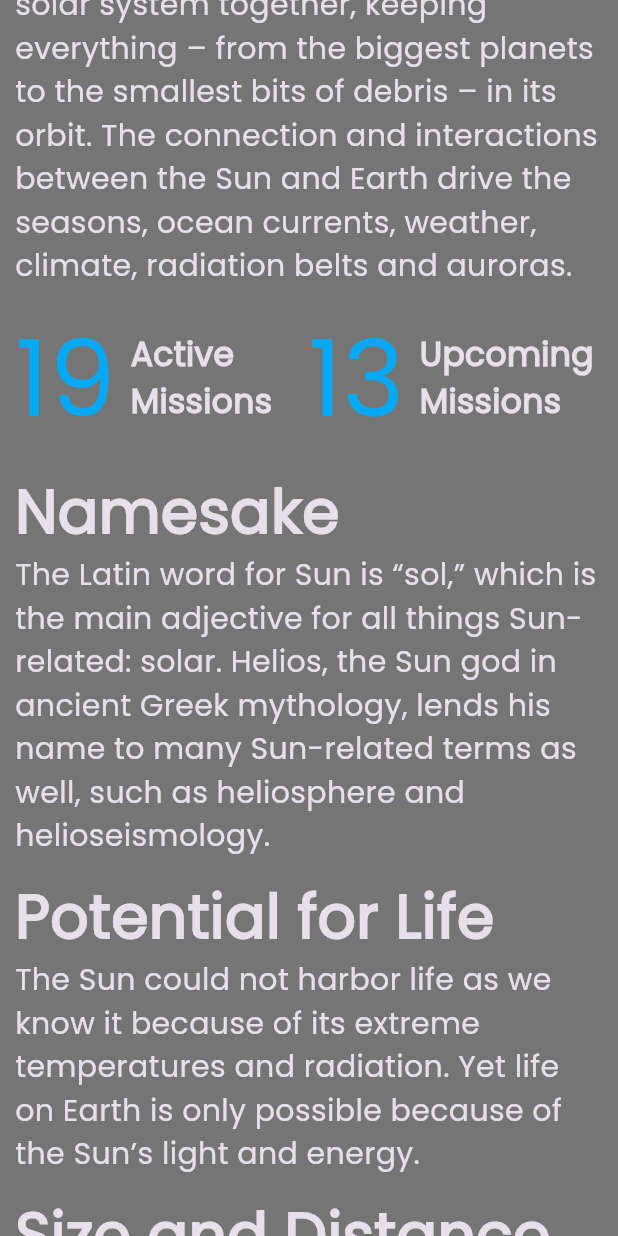
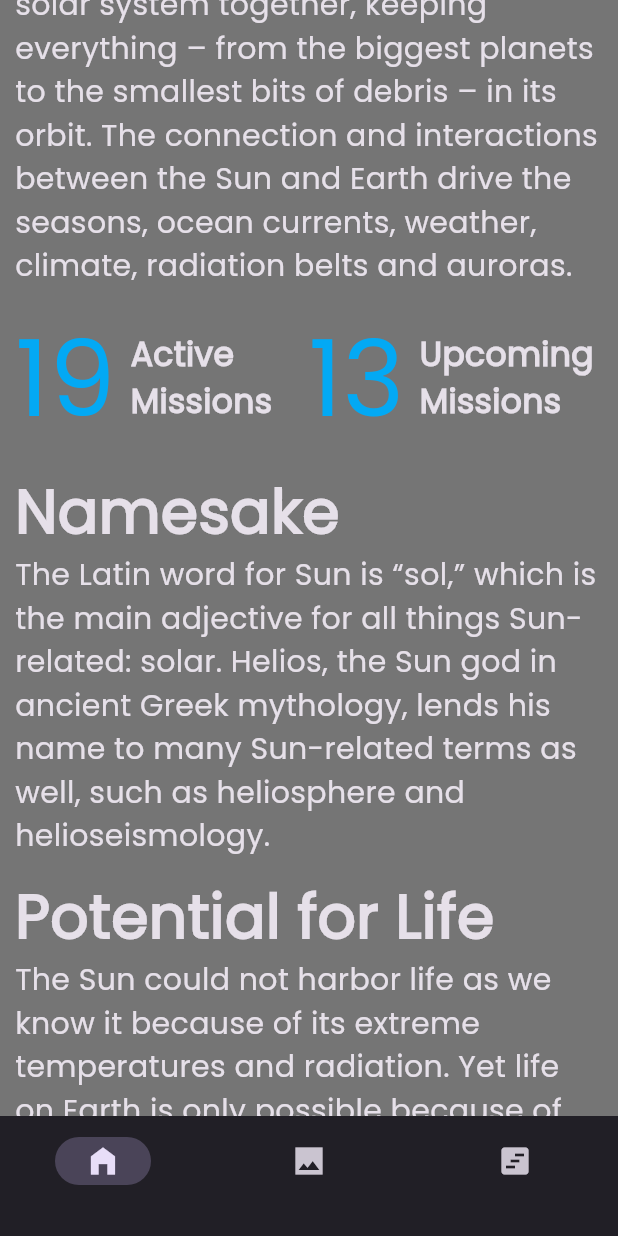
Before and after one commit to Saidakbar23/solar_system_explorer, a Flutter app: the SunPage screen opened by its route, scrolled down 576 dp, on a phone screen of 412 x 824 dp. Run offline on Flutter 3.47's test engine with Material 3 defaults, Android fonts, the phone set to English and light mode, and no system bars.

Commit message:
workin on navbar for mercury

```diff
--- a/lib/main.dart
+++ b/lib/main.dart
@@ -5,7 +5,7 @@ import 'package:solar_system_explorer/screens/planets/mars_page.dart';
 import 'package:solar_system_explorer/screens/planets/mercury_page.dart';
 import 'package:solar_system_explorer/screens/planets/neptune_page.dart';
 import 'package:solar_system_explorer/screens/planets/saturn_page.dart';
-import 'package:solar_system_explorer/screens/planets/sun_page.dart';
+import 'package:solar_system_explorer/screens/planets/sun/sun_page.dart';
 import 'package:solar_system_explorer/screens/planets/uranus_page.dart';
 import 'package:solar_system_explorer/screens/planets/venus_page.dart';
 import 'screens/image_carousel.dart';
--- a/lib/screens/image_carousel.dart
+++ b/lib/screens/image_carousel.dart
@@ -5,7 +5,7 @@ import 'package:solar_system_explorer/screens/planets/mars_page.dart';
 import 'package:solar_system_explorer/screens/planets/mercury_page.dart';
 import 'package:solar_system_explorer/screens/planets/neptune_page.dart';
 import 'package:solar_system_explorer/screens/planets/saturn_page.dart';
-import 'package:solar_system_explorer/screens/planets/sun_page.dart';
+import 'package:solar_system_explorer/screens/planets/sun/sun_page.dart';
 import 'package:solar_system_explorer/screens/planets/uranus_page.dart';
 import 'package:solar_system_explorer/screens/planets/venus_page.dart';
 import '../components/carousel components/carousel_item.dart';
--- a/lib/screens/image_gallery.dart
+++ /dev/null
@@ -1,54 +0,0 @@
-import 'package:flutter/material.dart';
-import 'package:flutter_staggered_grid_view/flutter_staggered_grid_view.dart';
-import '../data/sun_data.dart';
-import 'detail_page.dart';
-
-class ImageGallery extends StatefulWidget {
-  const ImageGallery({super.key});
-
-  @override
-  State<ImageGallery> createState() => _ImageGalleryState();
-}
-
-class _ImageGalleryState extends State<ImageGallery> {
-  @override
-  Widget build(BuildContext context) {
-    return Scaffold(
-      body: Padding(
-        padding: const EdgeInsets.all(10.0),
-        child: MasonryGridView.count(
-          crossAxisCount: 2,
-          mainAxisSpacing: 8,
-          crossAxisSpacing: 8,
-          itemCount: images.length,
-          itemBuilder: (context, index) {
-            return Column(
-              children: [
-                ClipRRect(
-                  borderRadius: BorderRadius.circular(15),
-                  child: GestureDetector(
-                    onTap: () {
-                      setState(() {
-                        Navigator.push(
-                          context,
-                          MaterialPageRoute(
-                            builder: (context) =>
-                                DetailPage(imagePath: images[index]),
-                          ),
-                        );
-                      });
-                    },
-                    child: Image.asset(
-                      images[index],
-                      fit: BoxFit.cover,
-                    ),
-                  ),
-                ),
-              ],
-            );
-          },
-        ),
-      ),
-    );
-  }
-}
--- a/lib/screens/information_page.dart
+++ b/lib/screens/information_page.dart
@@ -1,6 +1,6 @@
 import 'package:flutter/material.dart';
-import 'image_gallery.dart';
-import 'planets/sun_page.dart';
+import 'planets/sun/image_gallery.dart';
+import 'planets/sun/sun_page.dart';
 
 class InformationPage extends StatefulWidget {
   const InformationPage({super.key, required this.planet});
@@ -39,7 +39,7 @@ class _SunPageState extends State<InformationPage> {
           });
         },
         selectedIndex: selectedPageIndex,
-        destinations: [
+        destinations: const [
           NavigationDestination(
             icon: Icon(Icons.home_filled),
             label: '',
@@ -57,151 +57,3 @@ class _SunPageState extends State<InformationPage> {
     );
   }
 }
-
-// class PageContent extends StatelessWidget {
-//   const PageContent({super.key, required this.planet});
-//
-//   final String? planet;
-//
-//   @override
-//   Widget build(BuildContext context) {
-//     return GestureDetector(
-//       onVerticalDragDown: (DragDownDetails) {
-//         // Navigator.pop(context);
-//       },
-//       child: SafeArea(
-//         child: ListView(
-//           padding: EdgeInsets.symmetric(horizontal: 10.0, vertical: 20.0),
-//           children: [
-//             Text(
-//               'The $planet',
-//               textAlign: TextAlign.center,
-//               style: TextStyle(
-//                 fontSize: 50.0,
-//                 fontFamily: 'Angora',
-//               ),
-//             ),
-//             Text(
-//               information[0],
-//               style: TextStyle(
-//                 fontSize: 25.0,
-//                 fontFamily: 'Poppins',
-//               ),
-//             ),
-//             SizedBox(
-//               height: 400.0,
-//               child: Image.asset(
-//                 'images/$planet.png',
-//               ),
-//             ),
-//             Text(
-//               information[1],
-//               style: TextStyle(
-//                 fontSize: 25.0,
-//                 fontFamily: 'Poppins',
-//               ),
-//             ),
-//             SizedBox(
-//               height: 10,
-//             ),
-//             Row(
-//               mainAxisAlignment: MainAxisAlignment.spaceBetween,
-//               children: [
-//                 Row(
-//                   children: [
-//                     Text(
-//                       missions[0],
-//                       style: TextStyle(
-//                         fontSize: 70,
-//                         color: Colors.lightBlue,
-//                       ),
-//                     ),
-//                     SizedBox(
-//                       width: 10,
-//                     ),
-//                     Text(
-//                       'Active \nMissions',
-//                       style: TextStyle(
-//                         fontSize: 22,
-//                         fontWeight: FontWeight.w600,
-//                       ),
-//                     ),
-//                   ],
-//                 ),
-//                 Row(
-//                   children: [
-//                     Text(
-//                       missions[1],
-//                       style: TextStyle(
-//                         fontSize: 70,
-//                         color: Colors.lightBlue,
-//                       ),
-//                     ),
-//                     SizedBox(
-//                       width: 10,
-//                     ),
-//                     Text(
-//                       'Upcoming \nMissions',
-//                       style: TextStyle(
-//                         fontSize: 22,
-//                         fontWeight: FontWeight.w600,
-//                       ),
-//                     ),
-//                   ],
-//                 ),
-//               ],
-//             ),
-//             SizedBox(
-//               height: 10.0,
-//             ),
-//             Text(
-//               'How Big Is The $planet?',
-//               style: TextStyle(
-//                 fontSize: 35.0,
-//                 fontWeight: FontWeight.w700,
-//                 fontFamily: 'Poppins',
-//               ),
-//             ),
-//             Text(
-//               information[2],
-//               style: TextStyle(
-//                 fontSize: 20.0,
-//                 fontFamily: 'Poppins',
-//               ),
-//             ),
-//             Text(
-//               'How Hot Is The $planet?',
-//               style: TextStyle(
-//                 fontSize: 35.0,
-//                 fontWeight: FontWeight.w700,
-//                 fontFamily: 'Poppins',
-//               ),
-//             ),
-//             Text(
-//               information[3],
-//               style: TextStyle(
-//                 fontSize: 20.0,
-//                 fontFamily: 'Poppins',
-//               ),
-//             ),
-//             Text(
-//               'When will the Sun explode?',
-//               style: TextStyle(
-//                 fontSize: 35.0,
-//                 fontWeight: FontWeight.w700,
-//                 fontFamily: 'Poppins',
-//               ),
-//             ),
-//             Text(
-//               information[4],
-//               style: TextStyle(
-//                 fontSize: 20.0,
-//                 fontFamily: 'Poppins',
-//               ),
-//             ),
-//           ],
-//         ),
-//       ),
-//     );
-//   }
-// }
--- /dev/null
+++ b/lib/screens/planets/sun/image_gallery.dart
@@ -0,0 +1,56 @@
+import 'package:flutter/material.dart';
+import 'package:flutter_staggered_grid_view/flutter_staggered_grid_view.dart';
+import '../../../data/sun_data.dart';
+import '../../detail_page.dart';
+
+class ImageGallery extends StatefulWidget {
+  const ImageGallery({super.key});
+
+  @override
+  State<ImageGallery> createState() => _ImageGalleryState();
+}
+
+class _ImageGalleryState extends State<ImageGallery> {
+  @override
+  Widget build(BuildContext context) {
+    return Scaffold(
+      body: SafeArea(
+        child: Padding(
+          padding: const EdgeInsets.all(10.0),
+          child: MasonryGridView.count(
+            crossAxisCount: 2,
+            mainAxisSpacing: 8,
+            crossAxisSpacing: 8,
+            itemCount: images.length,
+            itemBuilder: (context, index) {
+              return Column(
+                children: [
+                  ClipRRect(
+                    borderRadius: BorderRadius.circular(15),
+                    child: GestureDetector(
+                      onTap: () {
+                        setState(() {
+                          Navigator.push(
+                            context,
+                            MaterialPageRoute(
+                              builder: (context) =>
+                                  DetailPage(imagePath: images[index]),
+                            ),
+                          );
+                        });
+                      },
+                      child: Image.asset(
+                        images[index],
+                        fit: BoxFit.cover,
+                      ),
+                    ),
+                  ),
+                ],
+              );
+            },
+          ),
+        ),
+      ),
+    );
+  }
+}
--- /dev/null
+++ b/lib/screens/planets/sun/location.dart
@@ -0,0 +1,19 @@
+import 'package:flutter/material.dart';
+
+class Location extends StatelessWidget {
+  const Location({super.key});
+
+  @override
+  Widget build(BuildContext context) {
+    return Scaffold(
+      body: Center(
+        child: Text(
+          '3 page',
+          style: TextStyle(
+            fontSize: 50.0,
+          ),
+        ),
+      ),
+    );
+  }
+}
--- /dev/null
+++ b/lib/screens/planets/sun/sun_page.dart
@@ -0,0 +1,245 @@
+import 'package:flutter/material.dart';
+import 'package:solar_system_explorer/screens/planets/sun/location.dart';
+import '../../../data/sun_data.dart';
+import 'image_gallery.dart';
+
+class SunPage extends StatefulWidget {
+  static const String id = 'Sun Page';
+  const SunPage({super.key});
+
+  @override
+  State<SunPage> createState() => _SunPageState();
+}
+
+class _SunPageState extends State<SunPage> {
+  final List<Widget> pages = [
+    Content(),
+    ImageGallery(),
+    Location(),
+  ];
+
+  int selectedPageIndex = 0;
+
+  @override
+  Widget build(BuildContext context) {
+    return Scaffold(
+      body: pages[selectedPageIndex],
+      bottomNavigationBar: NavigationBar(
+        onDestinationSelected: (int index) {
+          setState(() {
+            selectedPageIndex = index;
+          });
+        },
+        selectedIndex: selectedPageIndex,
+        destinations: const [
+          NavigationDestination(
+            icon: Icon(Icons.home_filled),
+            label: '',
+          ),
+          NavigationDestination(
+            icon: Icon(Icons.image_sharp),
+            label: '',
+          ),
+          NavigationDestination(
+            icon: Icon(Icons.view_timeline),
+            label: '',
+          ),
+        ],
+      ),
+    );
+  }
+}
+
+class Content extends StatelessWidget {
+  const Content({super.key});
+
+  @override
+  Widget build(BuildContext context) {
+    return SafeArea(
+      child: ListView(
+        padding: EdgeInsets.symmetric(horizontal: 10.0, vertical: 20.0),
+        children: [
+          Text(
+            'The Sun',
+            textAlign: TextAlign.center,
+            style: TextStyle(
+              fontSize: 50.0,
+              fontFamily: 'Angora',
+            ),
+          ),
+          Text(
+            information[0],
+            style: TextStyle(
+              fontSize: 20.0,
+              fontFamily: 'Poppins',
+            ),
+          ),
+          SizedBox(
+            height: 300.0,
+            child: Image.asset(
+              'images/sun.png',
+            ),
+          ),
+          Text(
+            information[1],
+            style: TextStyle(
+              fontSize: 20.0,
+              fontFamily: 'Poppins',
+            ),
+          ),
+          SizedBox(
+            height: 10,
+          ),
+          Row(
+            mainAxisAlignment: MainAxisAlignment.spaceBetween,
+            children: [
+              Row(
+                children: [
+                  Text(
+                    missions[0],
+                    style: TextStyle(
+                      fontSize: 70,
+                      color: Colors.lightBlue,
+                      fontFamily: 'Poppins',
+                    ),
+                  ),
+                  SizedBox(
+                    width: 10,
+                  ),
+                  Text(
+                    'Active \nMissions',
+                    style: TextStyle(
+                      fontSize: 22,
+                      fontWeight: FontWeight.w600,
+                      fontFamily: 'Poppins',
+                    ),
+                  ),
+                ],
+              ),
+              Row(
+                children: [
+                  Text(
+                    missions[1],
+                    style: TextStyle(
+                      fontSize: 70,
+                      color: Colors.lightBlue,
+                      fontFamily: 'Poppins',
+                    ),
+                  ),
+                  SizedBox(
+                    width: 10,
+                  ),
+                  Text(
+                    'Upcoming \nMissions',
+                    style: TextStyle(
+                      fontSize: 22,
+                      fontWeight: FontWeight.w600,
+                      fontFamily: 'Poppins',
+                    ),
+                  ),
+                ],
+              ),
+            ],
+          ),
+          SizedBox(
+            height: 10.0,
+          ),
+          Text(
+            'Namesake',
+            style: TextStyle(
+              fontSize: 40.0,
+              fontWeight: FontWeight.w800,
+              fontFamily: 'Poppins',
+            ),
+          ),
+          Text(
+            information[2],
+            style: TextStyle(
+              fontSize: 20.0,
+              fontFamily: 'Poppins',
+            ),
+          ),
+          SizedBox(
+            height: 10.0,
+          ),
+          Text(
+            'Potential for Life',
+            style: TextStyle(
+              fontSize: 40.0,
+              fontWeight: FontWeight.w800,
+              fontFamily: 'Poppins',
+            ),
+          ),
+          Text(
+            information[3],
+            style: TextStyle(
+              fontSize: 20.0,
+              fontFamily: 'Poppins',
+            ),
+          ),
+          SizedBox(
+            height: 10.0,
+          ),
+          Text(
+            'Size and Distance',
+            style: TextStyle(
+              fontSize: 40.0,
+              fontWeight: FontWeight.w800,
+              fontFamily: 'Poppins',
+            ),
+          ),
+          Text(
+            information[4],
+            style: TextStyle(
+              fontSize: 20.0,
+              fontFamily: 'Poppins',
+            ),
+          ),
+          SizedBox(
+            height: 10.0,
+          ),
+          Text(
+            'Orbit and Rotation',
+            style: TextStyle(
+              fontSize: 40.0,
+              fontWeight: FontWeight.w800,
+              fontFamily: 'Poppins',
+            ),
+          ),
+          Text(
+            information[5],
+            style: TextStyle(
+              fontSize: 20.0,
+              fontFamily: 'Poppins',
+            ),
+          ),
+          SizedBox(
+            height: 400.0,
+            child: Image.asset(
+              'images/sun_gallery/sun.png',
+              fit: BoxFit.cover,
+            ),
+          ),
+          SizedBox(
+            height: 10.0,
+          ),
+          Text(
+            'Formation',
+            style: TextStyle(
+              fontSize: 40.0,
+              fontWeight: FontWeight.w800,
+              fontFamily: 'Poppins',
+            ),
+          ),
+          Text(
+            information[6],
+            style: TextStyle(
+              fontSize: 20.0,
+              fontFamily: 'Poppins',
+            ),
+          ),
+        ],
+      ),
+    );
+  }
+}
--- a/lib/screens/planets/sun_page.dart
+++ /dev/null
@@ -1,199 +0,0 @@
-import 'package:flutter/material.dart';
-import '../../data/sun_data.dart';
-
-class SunPage extends StatelessWidget {
-  static const String id = 'Sun Page';
-  const SunPage({super.key});
-
-  @override
-  Widget build(BuildContext context) {
-    return Scaffold(
-      body: SafeArea(
-        child: ListView(
-          padding: EdgeInsets.symmetric(horizontal: 10.0, vertical: 20.0),
-          children: [
-            Text(
-              'The Sun',
-              textAlign: TextAlign.center,
-              style: TextStyle(
-                fontSize: 50.0,
-                fontFamily: 'Angora',
-              ),
-            ),
-            Text(
-              information[0],
-              style: TextStyle(
-                fontSize: 20.0,
-                fontFamily: 'Poppins',
-              ),
-            ),
-            SizedBox(
-              height: 300.0,
-              child: Image.asset(
-                'images/sun.png',
-              ),
-            ),
-            Text(
-              information[1],
-              style: TextStyle(
-                fontSize: 20.0,
-                fontFamily: 'Poppins',
-              ),
-            ),
-            SizedBox(
-              height: 10,
-            ),
-            Row(
-              mainAxisAlignment: MainAxisAlignment.spaceBetween,
-              children: [
-                Row(
-                  children: [
-                    Text(
-                      missions[0],
-                      style: TextStyle(
-                        fontSize: 70,
-                        color: Colors.lightBlue,
-                        fontFamily: 'Poppins',
-                      ),
-                    ),
-                    SizedBox(
-                      width: 10,
-                    ),
-                    Text(
-                      'Active \nMissions',
-                      style: TextStyle(
-                        fontSize: 22,
-                        fontWeight: FontWeight.w600,
-                        fontFamily: 'Poppins',
-                      ),
-                    ),
-                  ],
-                ),
-                Row(
-                  children: [
-                    Text(
-                      missions[1],
-                      style: TextStyle(
-                        fontSize: 70,
-                        color: Colors.lightBlue,
-                        fontFamily: 'Poppins',
-                      ),
-                    ),
-                    SizedBox(
-                      width: 10,
-                    ),
-                    Text(
-                      'Upcoming \nMissions',
-                      style: TextStyle(
-                        fontSize: 22,
-                        fontWeight: FontWeight.w600,
-                        fontFamily: 'Poppins',
-                      ),
-                    ),
-                  ],
-                ),
-              ],
-            ),
-            SizedBox(
-              height: 10.0,
-            ),
-            Text(
-              'Namesake',
-              style: TextStyle(
-                fontSize: 40.0,
-                fontWeight: FontWeight.w800,
-                fontFamily: 'Poppins',
-              ),
-            ),
-            Text(
-              information[2],
-              style: TextStyle(
-                fontSize: 20.0,
-                fontFamily: 'Poppins',
-              ),
-            ),
-            SizedBox(
-              height: 10.0,
-            ),
-            Text(
-              'Potential for Life',
-              style: TextStyle(
-                fontSize: 40.0,
-                fontWeight: FontWeight.w800,
-                fontFamily: 'Poppins',
-              ),
-            ),
-            Text(
-              information[3],
-              style: TextStyle(
-                fontSize: 20.0,
-                fontFamily: 'Poppins',
-              ),
-            ),
-            SizedBox(
-              height: 10.0,
-            ),
-            Text(
-              'Size and Distance',
-              style: TextStyle(
-                fontSize: 40.0,
-                fontWeight: FontWeight.w800,
-                fontFamily: 'Poppins',
-              ),
-            ),
-            Text(
-              information[4],
-              style: TextStyle(
-                fontSize: 20.0,
-                fontFamily: 'Poppins',
-              ),
-            ),
-            SizedBox(
-              height: 10.0,
-            ),
-            Text(
-              'Orbit and Rotation',
-              style: TextStyle(
-                fontSize: 40.0,
-                fontWeight: FontWeight.w800,
-                fontFamily: 'Poppins',
-              ),
-            ),
-            Text(
-              information[5],
-              style: TextStyle(
-                fontSize: 20.0,
-                fontFamily: 'Poppins',
-              ),
-            ),
-            SizedBox(
-              height: 400.0,
-              child: Image.asset(
-                'images/sun_gallery/sun.png',
-                fit: BoxFit.cover,
-              ),
-            ),
-            SizedBox(
-              height: 10.0,
-            ),
-            Text(
-              'Formation',
-              style: TextStyle(
-                fontSize: 40.0,
-                fontWeight: FontWeight.w800,
-                fontFamily: 'Poppins',
-              ),
-            ),
-            Text(
-              information[6],
-              style: TextStyle(
-                fontSize: 20.0,
-                fontFamily: 'Poppins',
-              ),
-            ),
-          ],
-        ),
-      ),
-    );
-  }
-}
```
